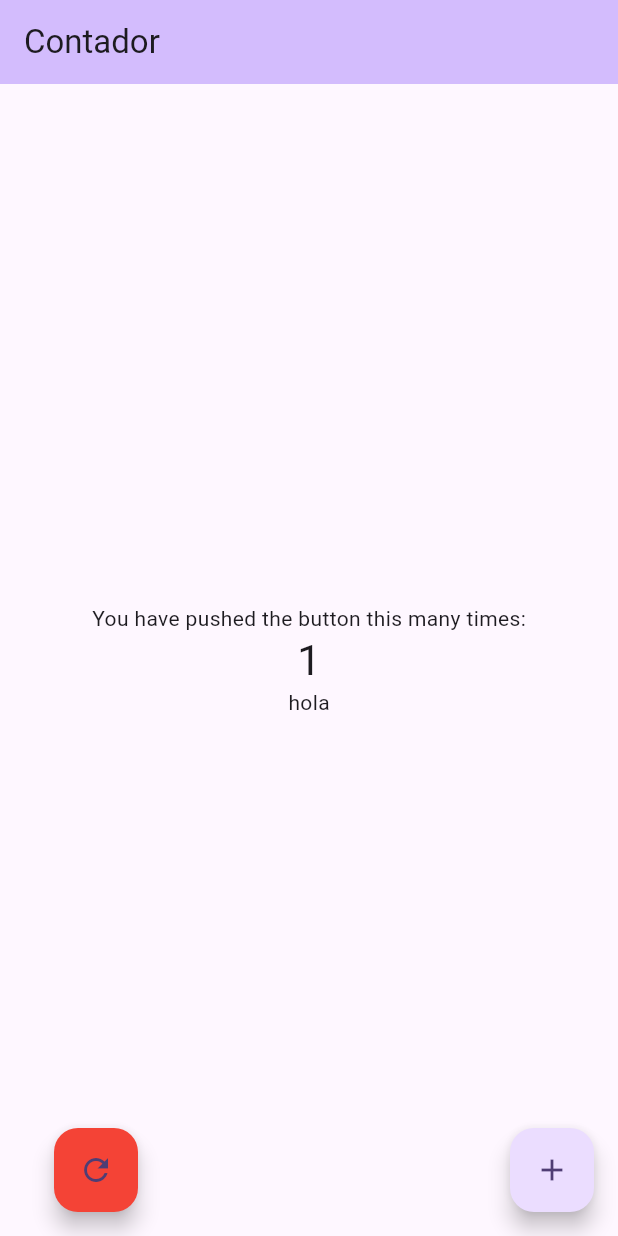
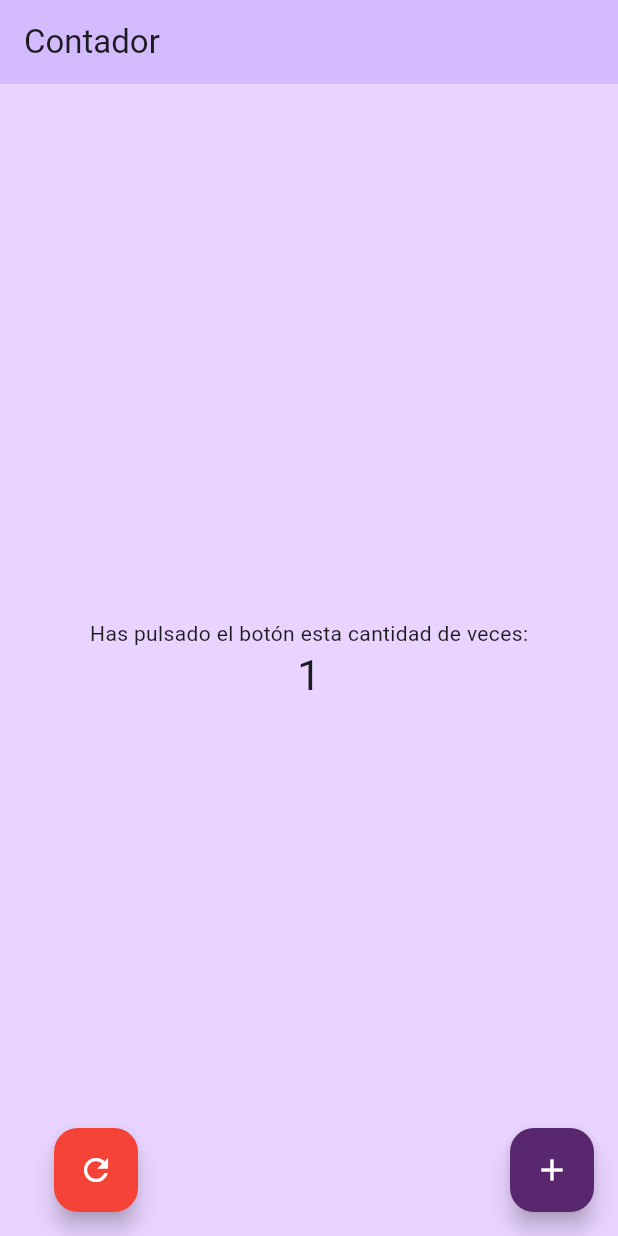
Before and after one commit to Ayllonpat/flutter, a Flutter app: the screen it shows after launch, after a tap on the "add" icon, on a phone screen of 412 x 824 dp. Run offline on Flutter 3.47's test engine with Material 3 defaults, Android fonts, the phone set to English and light mode, and no system bars.

Commit message:
tengo q hacer lo de miguel

```diff
--- a/prueba_1/lib/main.dart
+++ b/prueba_1/lib/main.dart
@@ -28,7 +28,7 @@ class MyApp extends StatelessWidget {
         //
         // This works for code too, not just values: Most code changes can be
         // tested with just a hot reload.
-        colorScheme: ColorScheme.fromSeed(seedColor: Colors.deepPurple),
+        colorScheme: ColorScheme.fromSeed(seedColor: const Color.fromARGB(255, 40, 23, 70)),
         useMaterial3: true,
       ),
       home: const MyHomePage(title: 'Contador'),
@@ -67,7 +67,7 @@ class _MyHomePageState extends State<MyHomePage> {
       // called again, and so nothing would appear to happen.
       _counter++;
 
-      if (_counter == 10) {
+      if (_counter % 10 == 0) {
       _showCongratulationDialog();
     }
     });
@@ -80,19 +80,23 @@ class _MyHomePageState extends State<MyHomePage> {
 
 }
 void _showCongratulationDialog() {
+
     showDialog(
       context: context,
       builder: (BuildContext context) {
         return AlertDialog(
           title: const Text("¡Enhorabuena!"),
-          content: const Text("¡Has llegado a 10!"),
+          content: Text("¡Has llegado a $_counter!"),
           backgroundColor: Colors.green,
+
           actions: <Widget>[
             TextButton(
               onPressed: () {
                 Navigator.of(context).pop();
               },
-              child: const Text("Cerrar"),
+              child: const Text("Cerrar",
+              ),
+
 
             ),
           ],
@@ -110,6 +114,7 @@ void _showCongratulationDialog() {
     // fast, so that you can just rebuild anything that needs updating rather
     // than having to individually change instances of widgets.
     return Scaffold(
+      backgroundColor: const Color.fromARGB(255, 233, 212, 255),
       appBar: AppBar(
         // TRY THIS: Try changing the color here to a specific color (to
         // Colors.amber, perhaps?) and trigger a hot reload to see the AppBar
@@ -122,6 +127,7 @@ void _showCongratulationDialog() {
       body: Center(
         // Center is a layout widget. It takes a single child and positions it
         // in the middle of the parent.
+
         child: Column(
           // Column is also a layout widget. It takes a list of children and
           // arranges them vertically. By default, it sizes itself to fit its
@@ -136,16 +142,16 @@ void _showCongratulationDialog() {
           // TRY THIS: Invoke "debug painting" (choose the "Toggle Debug Paint"
           // action in the IDE, or press "p" in the console), to see the
           // wireframe for each widget.
+
           mainAxisAlignment: MainAxisAlignment.center,
           children: <Widget>[
             const Text(
-              'You have pushed the button this many times:',
+              'Has pulsado el botón esta cantidad de veces:',
             ),
             Text(
               '$_counter',
               style: Theme.of(context).textTheme.headlineMedium,
             ),
-            Text('hola'),
           ],
         ),
       ),
@@ -159,7 +165,9 @@ void _showCongratulationDialog() {
               child: FloatingActionButton(
                 onPressed: _incrementCounter,
                 tooltip: 'Increment',
-                child: const Icon(Icons.add),
+                backgroundColor: const Color.fromARGB(255, 88, 39, 110),
+                child: const Icon(Icons.add,
+                color: Colors.white,),
               ),
             ),
             Align(
@@ -168,7 +176,8 @@ void _showCongratulationDialog() {
                 onPressed: _resetCounter,
                 tooltip: 'Reset',
                 backgroundColor: Colors.red,
-                child: const Icon(Icons.refresh),
+                child: const Icon(Icons.refresh,
+                color: Colors.white,),
               ),
             ),
           ],
```
Also changed, not shown: prueba_1/lib/login.dart (added, +15 -0 lines).
